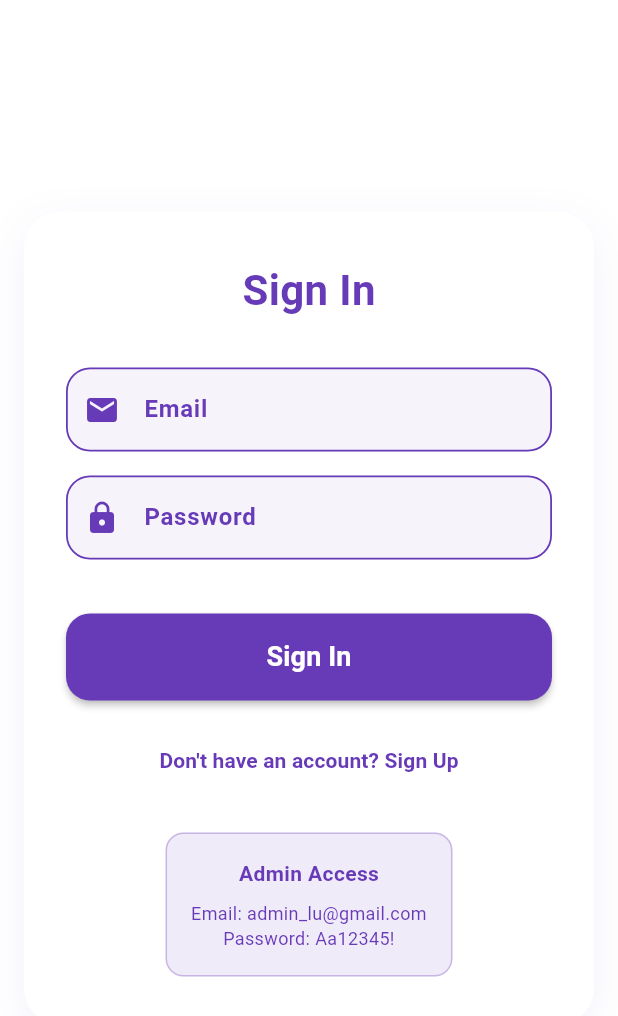
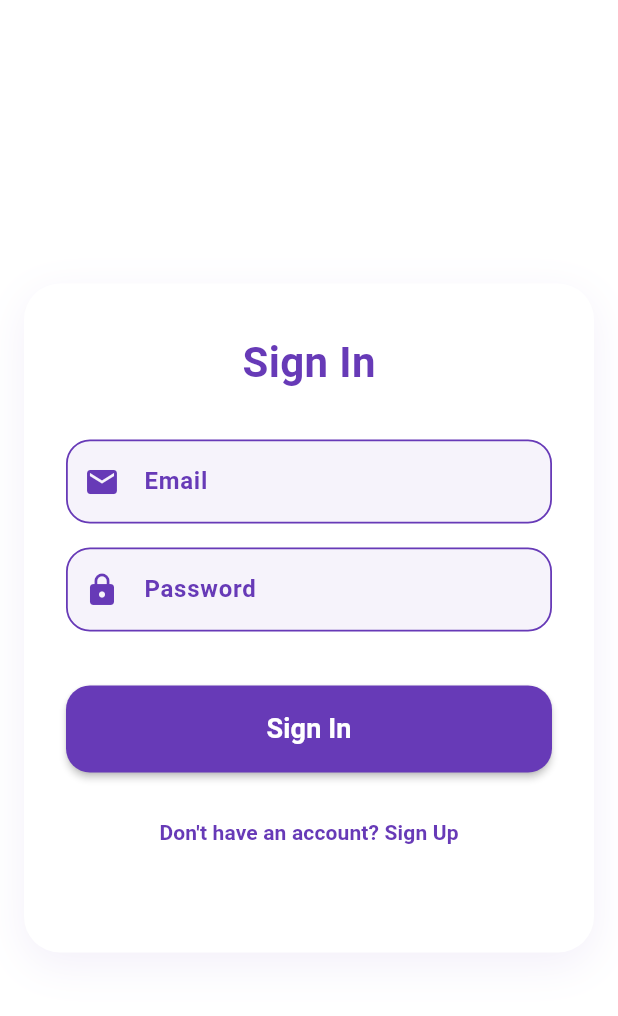
Before and after one commit to riyad-from-space/LU-Insights, a Flutter app: the screen it shows after launch, on a phone screen of 412 x 824 dp. Shown: the top 1016 px of the screen. Run offline on Flutter 3.47's test engine with Material 3 defaults, Android fonts, the light colour scheme and no system bars; our stand-ins replace cloud_firestore, firebase_auth, firebase_core, flutter_riverpod; accounts and stored records are empty.

```diff
--- a/lib/features/auth/view/screen/login_screen.dart
+++ b/lib/features/auth/view/screen/login_screen.dart
@@ -152,37 +152,37 @@ class _LoginScreenState extends ConsumerState<LoginScreen> {
                     ),
                   ),
                   const SizedBox(height: 24),
-                  Container(
-                    padding: const EdgeInsets.all(16),
-                    decoration: BoxDecoration(
-                      color: Colors.deepPurple.withOpacity(0.1),
-                      borderRadius: BorderRadius.circular(12),
-                      border: Border.all(
-                        color: Colors.deepPurple.withOpacity(0.3),
-                        width: 1,
-                      ),
-                    ),
-                    child: const Column(
-                      children: [
-                        Text(
-                          'Admin Access',
-                          style: TextStyle(
-                            fontWeight: FontWeight.bold,
-                            color: Colors.deepPurple,
-                          ),
-                        ),
-                        SizedBox(height: 8),
-                        Text(
-                          'Email: admin_lu@gmail.com\nPassword: Aa12345!',
-                          style: TextStyle(
-                            fontSize: 12,
-                            color: Colors.deepPurple,
-                          ),
-                          textAlign: TextAlign.center,
-                        ),
-                      ],
-                    ),
-                  ),
+                  // Container(
+                  //   padding: const EdgeInsets.all(16),
+                  //   decoration: BoxDecoration(
+                  //     color: Colors.deepPurple.withOpacity(0.1),
+                  //     borderRadius: BorderRadius.circular(12),
+                  //     border: Border.all(
+                  //       color: Colors.deepPurple.withOpacity(0.3),
+                  //       width: 1,
+                  //     ),
+                  //   ),
+                  //   child: const Column(
+                  //     children: [
+                  //       Text(
+                  //         'Admin Access',
+                  //         style: TextStyle(
+                  //           fontWeight: FontWeight.bold,
+                  //           color: Colors.deepPurple,
+                  //         ),
+                  //       ),
+                  //       SizedBox(height: 8),
+                  //       Text(
+                  //         'Email: admin_lu@gmail.com\nPassword: Aa12345!',
+                  //         style: TextStyle(
+                  //           fontSize: 12,
+                  //           color: Colors.deepPurple,
+                  //         ),
+                  //         textAlign: TextAlign.center,
+                  //       ),
+                  //     ],
+                  //   ),
+                  // ),
                 ],
               ),
             ),
```
Also changed, not shown: lib/features/clubs/repositories/seed_clubs.dart (added), lib/features/home/repositories/seed_features.dart (added), lib/features/transportation/repositories/seed_transportation.dart (added).
